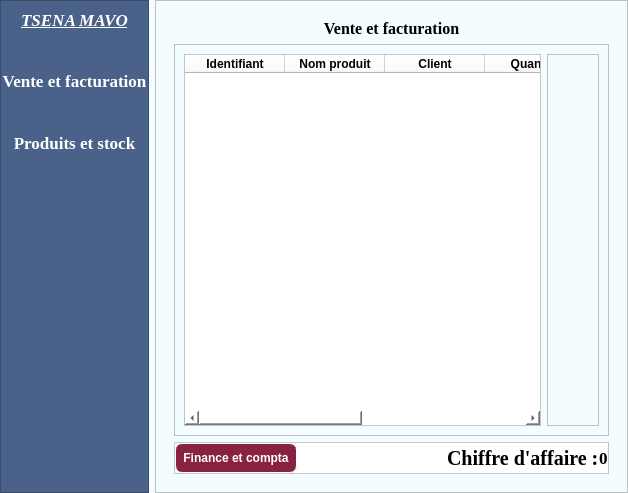
This is app.ui in Totelof10/tsena as Qt 5 draws it before an edit. The edited form follows.
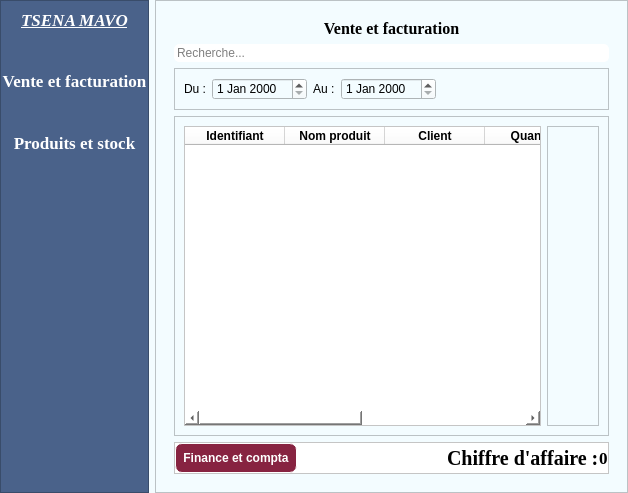
This is the edited form. Icons and pictures are not drawn.

```diff
--- a/app.ui
+++ b/app.ui
@@ -211,6 +211,105 @@
             </property>
            </widget>
           </item>
+          <item>
+           <widget class="QLineEdit" name="lineEditRecherche">
+            <property name="styleSheet">
+             <string notr="true">QLineEdit{
+	border: 1px solid white;
+	border-radius: 5px;
+	
+	background-color: rgb(255, 255, 255);
+}
+
+QLineEdit:focus{
+	border: 1px solid black;
+}</string>
+            </property>
+            <property name="placeholderText">
+             <string>Recherche...</string>
+            </property>
+           </widget>
+          </item>
+          <item>
+           <widget class="QFrame" name="frame_8">
+            <property name="frameShape">
+             <enum>QFrame::Shape::StyledPanel</enum>
+            </property>
+            <property name="frameShadow">
+             <enum>QFrame::Shadow::Raised</enum>
+            </property>
+            <layout class="QHBoxLayout" name="horizontalLayout_5">
+             <item>
+              <widget class="QLabel" name="label_4">
+               <property name="text">
+                <string>Du :</string>
+               </property>
+              </widget>
+             </item>
+             <item>
+              <widget class="QDateEdit" name="dateDebut"/>
+             </item>
+             <item>
+              <widget class="QLabel" name="label_5">
+               <property name="text">
+                <string>Au :</string>
+               </property>
+              </widget>
+             </item>
+             <item>
+              <widget class="QDateEdit" name="dateFin"/>
+             </item>
+             <item>
+              <spacer name="horizontalSpacer_2">
+               <property name="orientation">
+                <enum>Qt::Orientation::Horizontal</enum>
+               </property>
+               <property name="sizeHint" stdset="0">
+                <size>
+                 <width>40</width>
+                 <height>20</height>
+                </size>
+               </property>
+              </spacer>
+             </item>
+             <item>
+              <widget class="QPushButton" name="btnFiltrerDate">
+               <property name="styleSheet">
+                <string notr="true">QPushButton{
+	border:none;
+	image: url(:/Downloads/CartoBMW/img/systeme-de-filtrage-des-donnees.png);
+}
+QPushButton:hover{
+	image: url(:/Downloads/CartoBMW/img/filtrage-des-donnees.png);
+	
+}</string>
+               </property>
+               <property name="text">
+                <string/>
+               </property>
+              </widget>
+             </item>
+             <item>
+              <widget class="QPushButton" name="btnReinitialiser">
+               <property name="styleSheet">
+                <string notr="true">QPushButton{
+	border:none;
+	
+	image: url(:/Downloads/CartoBMW/img/faire-pivoter-le-symbole-dinterface-fleche-circulaire-gauche.png);
+}
+QPushButton:hover{
+	image: url(:/Downloads/CartoBMW/img/annuler.png);
+	
+}</string>
+               </property>
+               <property name="text">
+                <string/>
+               </property>
+              </widget>
+             </item>
+            </layout>
+           </widget>
+          </item>
           <item>
            <widget class="QFrame" name="frame_5">
             <property name="frameShape">
```
